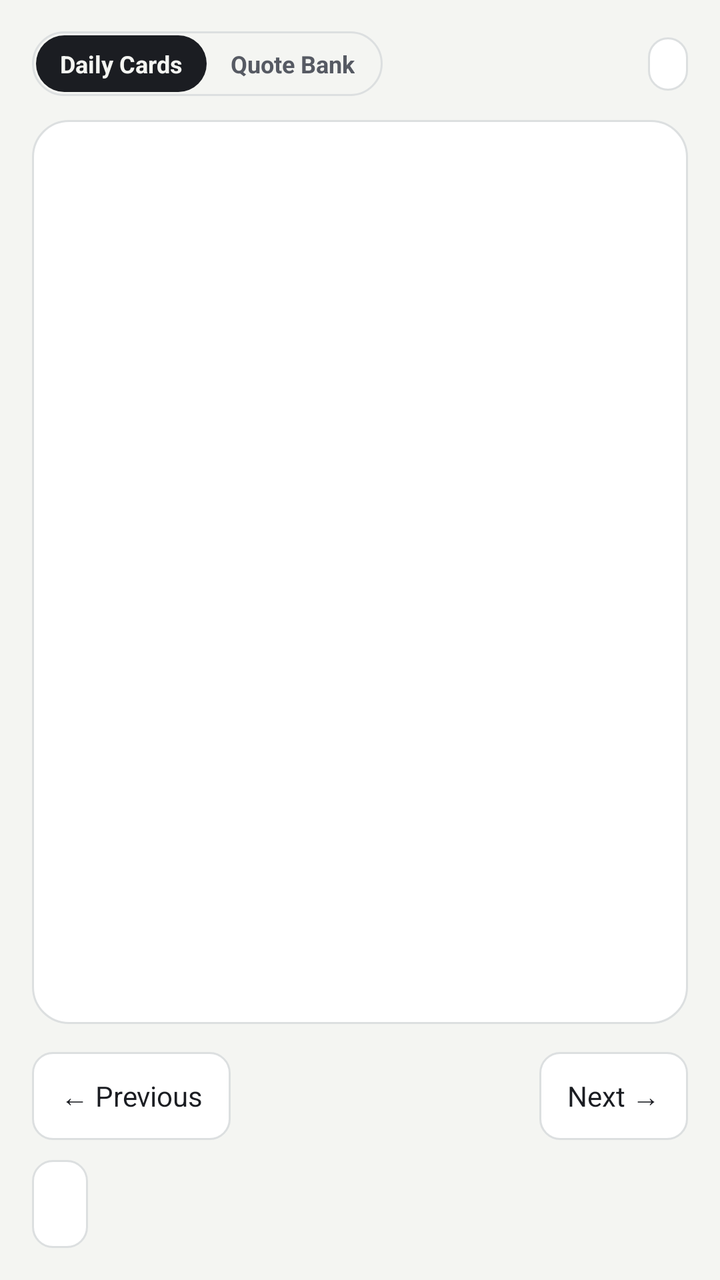
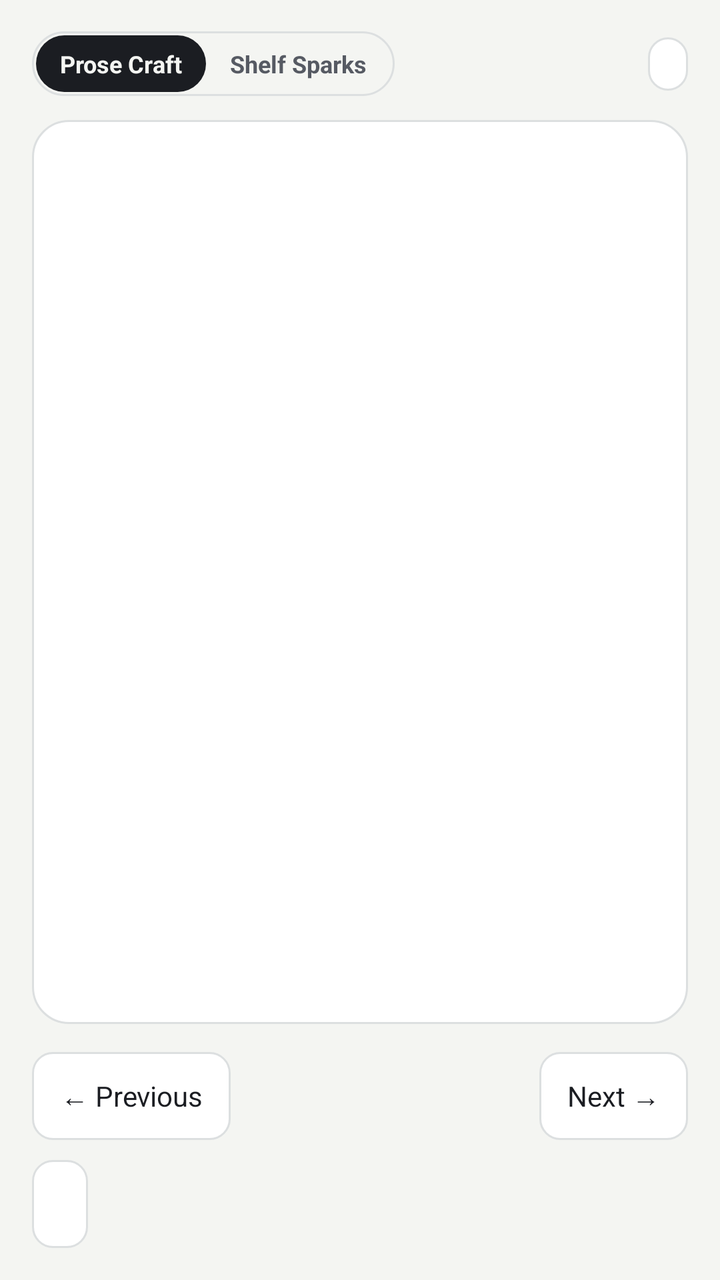

Screens rendered from an Android XML layout before and after an edit, with the pre-edit source and the edit as a unified diff.
<!-- AndroidManifest.xml: application theme Theme.Marginalia -->
<!-- res/layout/activity_main.xml -->
<?xml version="1.0" encoding="utf-8"?>
<LinearLayout xmlns:android="http://schemas.android.com/apk/res/android"
    android:layout_width="match_parent"
    android:layout_height="match_parent"
    android:background="@color/paper"
    android:fitsSystemWindows="true"
    android:orientation="vertical"
    android:paddingStart="16dp"
    android:paddingTop="12dp"
    android:paddingEnd="16dp"
    android:paddingBottom="16dp">

    
    <LinearLayout
        android:layout_width="match_parent"
        android:layout_height="wrap_content"
        android:gravity="center_vertical"
        android:minHeight="40dp"
        android:orientation="horizontal">

        
        <LinearLayout
            android:layout_width="wrap_content"
            android:layout_height="wrap_content"
            android:background="@drawable/chip_bg"
            android:orientation="horizontal"
            android:padding="2dp">

            <TextView
                android:id="@+id/mode_cards"
                android:layout_width="wrap_content"
                android:layout_height="wrap_content"
                android:background="@drawable/mode_pill_active"
                android:paddingStart="12dp"
                android:paddingTop="6dp"
                android:paddingEnd="12dp"
                android:paddingBottom="6dp"
                android:text="Daily Cards"
                android:textColor="@color/pill_active_text"
                android:textSize="12sp"
                android:textStyle="bold" />

            <TextView
                android:id="@+id/mode_bank"
                android:layout_width="wrap_content"
                android:layout_height="wrap_content"
                android:background="@android:color/transparent"
                android:paddingStart="12dp"
                android:paddingTop="6dp"
                android:paddingEnd="12dp"
                android:paddingBottom="6dp"
                android:text="Quote Bank"
                android:textColor="@color/pill_inactive_text"
                android:textSize="12sp"
                android:textStyle="bold" />
        </LinearLayout>

        <View
            android:layout_width="0dp"
            android:layout_height="0dp"
            android:layout_weight="1" />

        <TextView
            android:id="@+id/btn_surprise"
            android:layout_width="wrap_content"
            android:layout_height="wrap_content"
            android:layout_marginEnd="6dp"
            android:background="@drawable/chip_button_bg"
            android:fontFamily="monospace"
            android:paddingStart="10dp"
            android:paddingTop="6dp"
            android:paddingEnd="10dp"
            android:paddingBottom="6dp"
            android:text="🎲 Surprise"
            android:textColor="@color/ink"
            android:textSize="11sp"
            android:visibility="gone" />

        <TextView
            android:id="@+id/btn_catalog"
            android:layout_width="wrap_content"
            android:layout_height="wrap_content"
            android:layout_marginEnd="6dp"
            android:background="@drawable/chip_button_bg"
            android:fontFamily="monospace"
            android:paddingStart="10dp"
            android:paddingTop="6dp"
            android:paddingEnd="10dp"
            android:paddingBottom="6dp"
            android:text="☰ Catalog"
            android:textColor="@color/ink"
            android:textSize="11sp"
            android:visibility="gone" />

        <TextView
            android:id="@+id/day_label"
            android:layout_width="wrap_content"
            android:layout_height="wrap_content"
            android:background="@drawable/chip_button_bg"
            android:fontFamily="monospace"
            android:letterSpacing="0.04"
            android:paddingStart="10dp"
            android:paddingTop="6dp"
            android:paddingEnd="10dp"
            android:paddingBottom="6dp"
            android:textColor="@color/ink"
            android:textSize="11sp" />
    </LinearLayout>

    
    <HorizontalScrollView
        android:id="@+id/horizons_scroll"
        android:layout_width="match_parent"
        android:layout_height="wrap_content"
        android:layout_marginTop="8dp"
        android:scrollbars="none"
        android:visibility="gone">

        <LinearLayout
            android:id="@+id/horizons_bar"
            android:layout_width="wrap_content"
            android:layout_height="wrap_content"
            android:gravity="center_vertical"
            android:orientation="horizontal" />
    </HorizontalScrollView>

    
    <LinearLayout
        android:id="@+id/deck"
        android:layout_width="match_parent"
        android:layout_height="0dp"
        android:layout_marginTop="8dp"
        android:layout_weight="1"
        android:background="@drawable/deck_bg"
        android:orientation="vertical">

        <androidx.viewpager2.widget.ViewPager2
            android:id="@+id/pager"
            android:layout_width="match_parent"
            android:layout_height="0dp"
            android:layout_weight="1" />

        <HorizontalScrollView
            android:layout_width="match_parent"
            android:layout_height="wrap_content"
            android:clipToPadding="false"
            android:paddingStart="16dp"
            android:paddingEnd="16dp"
            android:paddingTop="8dp"
            android:paddingBottom="14dp"
            android:scrollbars="none">

            <LinearLayout
                android:id="@+id/tabs"
                android:layout_width="wrap_content"
                android:layout_height="wrap_content"
                android:layout_gravity="center_horizontal"
                android:gravity="center"
                android:orientation="horizontal" />
        </HorizontalScrollView>
    </LinearLayout>

    
    <LinearLayout
        android:layout_width="match_parent"
        android:layout_height="wrap_content"
        android:layout_marginTop="14dp"
        android:gravity="center_vertical"
        android:orientation="horizontal">

        <TextView
            android:id="@+id/prev"
            style="@style/NavButton"
            android:layout_width="wrap_content"
            android:layout_height="wrap_content"
            android:text="@string/previous" />

        <TextView
            android:id="@+id/count"
            android:layout_width="0dp"
            android:layout_height="wrap_content"
            android:layout_weight="1"
            android:fontFamily="monospace"
            android:gravity="center"
            android:textColor="@color/ink_soft"
            android:textSize="12sp" />

        <TextView
            android:id="@+id/next"
            style="@style/NavButton"
            android:layout_width="wrap_content"
            android:layout_height="wrap_content"
            android:text="@string/next" />
    </LinearLayout>

    <TextView
        android:id="@+id/steal_toggle"
        style="@style/NavButton"
        android:layout_width="wrap_content"
        android:layout_height="wrap_content"
        android:layout_marginTop="10dp" />
</LinearLayout>
<!-- resources referenced by this layout -->
<resources>
  <color name="ink">#1B1D22</color>
  <color name="ink_soft">#565A63</color>
  <color name="paper">#F4F5F2</color>
  <color name="pill_active_text">#F4F5F2</color>
  <color name="pill_inactive_text">#565A63</color>
  <!-- drawable chip_bg (drawable) -->
  <?xml version="1.0" encoding="utf-8"?>
  <selector xmlns:android="http://schemas.android.com/apk/res/android">
      <item android:state_selected="true">
          <shape android:shape="rectangle">
              <stroke android:width="1dp" android:color="@color/ink" />
              <corners android:radius="99dp" />
          </shape>
      </item>
      <item>
          <shape android:shape="rectangle">
              <stroke android:width="1dp" android:color="@color/rule" />
              <corners android:radius="99dp" />
          </shape>
      </item>
  </selector>
  <!-- drawable chip_button_bg (drawable) -->
  <?xml version="1.0" encoding="utf-8"?>
  <ripple xmlns:android="http://schemas.android.com/apk/res/android" android:color="@color/rule">
      <item>
          <shape android:shape="rectangle">
              <solid android:color="@color/sheet" />
              <stroke android:width="1dp" android:color="@color/rule" />
              <corners android:radius="99dp" />
          </shape>
      </item>
  </ripple>
  <!-- drawable deck_bg (drawable) -->
  <?xml version="1.0" encoding="utf-8"?>
  <shape xmlns:android="http://schemas.android.com/apk/res/android" android:shape="rectangle">
      <solid android:color="@color/sheet" />
      <stroke android:width="1dp" android:color="@color/rule" />
      <corners android:radius="18dp" />
  </shape>
  <!-- drawable mode_pill_active (drawable) -->
  <?xml version="1.0" encoding="utf-8"?>
  <shape xmlns:android="http://schemas.android.com/apk/res/android" android:shape="rectangle">
      <solid android:color="@color/pill_active_bg" />
      <corners android:radius="99dp" />
  </shape>
  <string name="next">Next →</string>
  <string name="previous">← Previous</string>
  <style name="NavButton">
          <item name="android:background">@drawable/button_bg</item>
          <item name="android:textColor">@color/ink</item>
          <item name="android:textSize">14sp</item>
          <item name="android:paddingStart">14dp</item>
          <item name="android:paddingEnd">14dp</item>
          <item name="android:paddingTop">10dp</item>
          <item name="android:paddingBottom">10dp</item>
          <item name="android:minHeight">44dp</item>
          <item name="android:gravity">center</item>
      </style>
  <style name="Theme.Marginalia" parent="android:Theme.Material.Light.NoActionBar">
          <item name="android:windowBackground">@color/paper</item>
          <item name="android:statusBarColor">@color/paper</item>
          <item name="android:windowLightStatusBar">true</item>
          <item name="android:textColor">@color/ink</item>
      </style>
  <color name="rule">#DCDFE0</color>
  <color name="sheet">#FFFFFF</color>
  <color name="pill_active_bg">#1B1D22</color>
  <!-- drawable button_bg (drawable) -->
  <?xml version="1.0" encoding="utf-8"?>
  <ripple xmlns:android="http://schemas.android.com/apk/res/android" android:color="@color/rule">
      <item>
          <shape android:shape="rectangle">
              <solid android:color="@color/sheet" />
              <stroke android:width="1dp" android:color="@color/rule" />
              <corners android:radius="10dp" />
          </shape>
      </item>
  </ripple>
</resources>

<!-- the commit's change to res/layout/activity_main.xml (unified diff, before → after) -->
@@ -35,7 +35,7 @@
                 android:paddingTop="6dp"
                 android:paddingEnd="12dp"
                 android:paddingBottom="6dp"
-                android:text="Daily Cards"
+                android:text="Prose Craft"
                 android:textColor="@color/pill_active_text"
                 android:textSize="12sp"
                 android:textStyle="bold" />
@@ -49,7 +49,7 @@
                 android:paddingTop="6dp"
                 android:paddingEnd="12dp"
                 android:paddingBottom="6dp"
-                android:text="Quote Bank"
+                android:text="Shelf Sparks"
                 android:textColor="@color/pill_inactive_text"
                 android:textSize="12sp"
                 android:textStyle="bold" />
